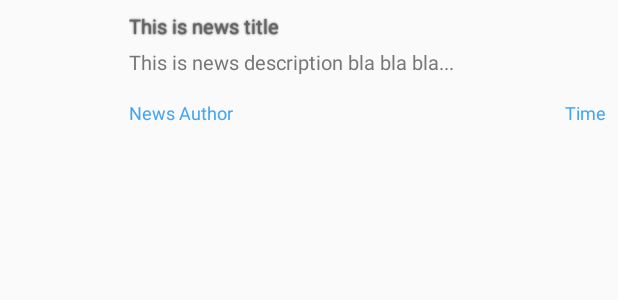
After one commit to NarnePranay/Trebble, an Android app: the layout list_element.xml on its own in the app's theme, with its tools: preview values and no code run, on a phone screen of 412 x 824 dp. The commit adds this screen. Shown: the top 300 px of the screen. Run offline under Robolectric (Android 15) with nearby library versions, the phone set to English and light mode, and no system bars.

Commit message:
news frag

```diff
--- a/app/build.gradle
+++ b/app/build.gradle
@@ -26,7 +26,7 @@ dependencies {
     implementation 'com.android.support:support-v4:27.1.1'
     implementation 'com.android.support:design:27.1.1'
     implementation 'com.google.firebase:firebase-database:11.8.0'
-
+    implementation 'com.squareup.picasso:picasso:2.5.2'
     implementation "com.leinardi.android:speed-dial:1.0.2"                                          //FAB
 
     testImplementation 'junit:junit:4.12'
--- a/app/src/main/AndroidManifest.xml
+++ b/app/src/main/AndroidManifest.xml
@@ -23,6 +23,7 @@
                 <category android:name="android.intent.category.LAUNCHER" />
             </intent-filter>
         </activity>
+        <activity android:name=".DetailsActivity"></activity>
     </application>
 
 </manifest>
--- a/app/src/main/java/com/example/half_bloodprince/trebble/Homeactivity.java
+++ b/app/src/main/java/com/example/half_bloodprince/trebble/Homeactivity.java
@@ -25,6 +25,7 @@ import android.view.ViewGroup;
 import android.widget.TextView;
 import android.widget.Toast;
 
+import com.example.half_bloodprince.trebble.Fragments.MainFragment;
 import com.example.half_bloodprince.trebble.Fragments.PageFragment;
 import com.leinardi.android.speeddial.SpeedDialActionItem;
 import com.leinardi.android.speeddial.SpeedDialView;
@@ -197,6 +198,7 @@ class SampleFragmentPagerAdapter extends FragmentPagerAdapter {
     public SampleFragmentPagerAdapter(FragmentManager fm, Context context) {
         super(fm);
         this.context = context;
+
     }
 
     @Override
@@ -206,6 +208,10 @@ class SampleFragmentPagerAdapter extends FragmentPagerAdapter {
 
     @Override
     public Fragment getItem(int position) {
+        if(position==3){
+            return new MainFragment();
+        }
+
         return PageFragment.newInstance(position + 1);
     }
 
--- /dev/null
+++ b/app/src/main/res/layout/list_element.xml
@@ -0,0 +1,94 @@
+<?xml version="1.0" encoding="utf-8"?>
+<LinearLayout
+    xmlns:android="http://schemas.android.com/apk/res/android"
+    android:orientation="horizontal"
+    android:background="@android:color/transparent"
+    android:padding="8dp"
+    android:layout_weight="7"
+    android:layout_width="match_parent"
+    android:layout_height="match_parent">
+
+    <LinearLayout
+        android:layout_width="wrap_content"
+        android:layout_height="wrap_content"
+        android:orientation="vertical"
+        android:gravity="center"
+        android:padding="4dp">
+
+        <ImageView
+            android:id="@+id/galleryImage"
+            android:layout_width="70dp"
+            android:layout_height="65dp" />
+    </LinearLayout>
+
+    <LinearLayout
+        android:layout_width="0dp"
+        android:layout_height="wrap_content"
+        android:orientation="vertical"
+        android:layout_weight="7">
+        <TextView
+            android:id="@+id/title"
+            android:layout_width="wrap_content"
+            android:layout_height="wrap_content"
+            android:shadowColor="#000"
+            android:shadowRadius="1.0"
+            android:textColor="#666666"
+            android:textSize="13sp"
+            android:layout_marginBottom="5dp"
+            android:maxLines="2"
+            android:scrollHorizontally="true"
+            android:ellipsize="end"
+            android:text="This is news title"/>
+
+        <TextView
+            android:id="@+id/sdetails"
+            android:layout_width="wrap_content"
+            android:layout_height="wrap_content"
+            android:textColor="#777777"
+            android:textSize="13sp"
+            android:maxLines="2"
+            android:minLines="2"
+            android:scrollHorizontally="true"
+            android:ellipsize="end"
+            android:text="This is news description bla bla bla..."/>
+
+
+
+        <LinearLayout
+            android:layout_width="match_parent"
+            android:layout_height="wrap_content"
+            android:orientation="horizontal"
+            android:weightSum="1">
+
+
+
+            <LinearLayout
+                android:layout_width="0dp"
+                android:layout_height="wrap_content"
+                android:layout_weight="1"
+                android:orientation="horizontal">
+
+                <TextView
+                    android:id="@+id/author"
+                    android:textSize="12sp"
+                    android:textColor="#42A5F5"
+                    android:layout_width="wrap_content"
+                    android:layout_height="wrap_content"
+                    android:text="News Author"/>
+
+            </LinearLayout>
+
+
+            <TextView
+                android:id="@+id/time"
+                android:gravity="right"
+                android:textSize="12sp"
+                android:textColor="#42A5F5"
+                android:layout_width="wrap_content"
+                android:layout_height="wrap_content"
+                android:text="Time"/>
+        </LinearLayout>
+
+    </LinearLayout>
+
+    </LinearLayout>
```
Also changed, not shown: app/src/main/java/com/example/half_bloodprince/trebble/DetailsActivity.java (added, +44 -0 lines), app/src/main/java/com/example/half_bloodprince/trebble/Fragments/MainFragment.java (added, +123 -0 lines), app/src/main/java/com/example/half_bloodprince/trebble/ListNewsAdapter.java (added, +81 -0 lines), app/src/main/java/com/example/half_bloodprince/trebble/NewsUtility.java (added, +72 -0 lines), app/src/main/res/layout/fragment_news.xml (added, +22 -0 lines), app/src/main/res/layout/web_details.xml (added, +18 -0 lines).
